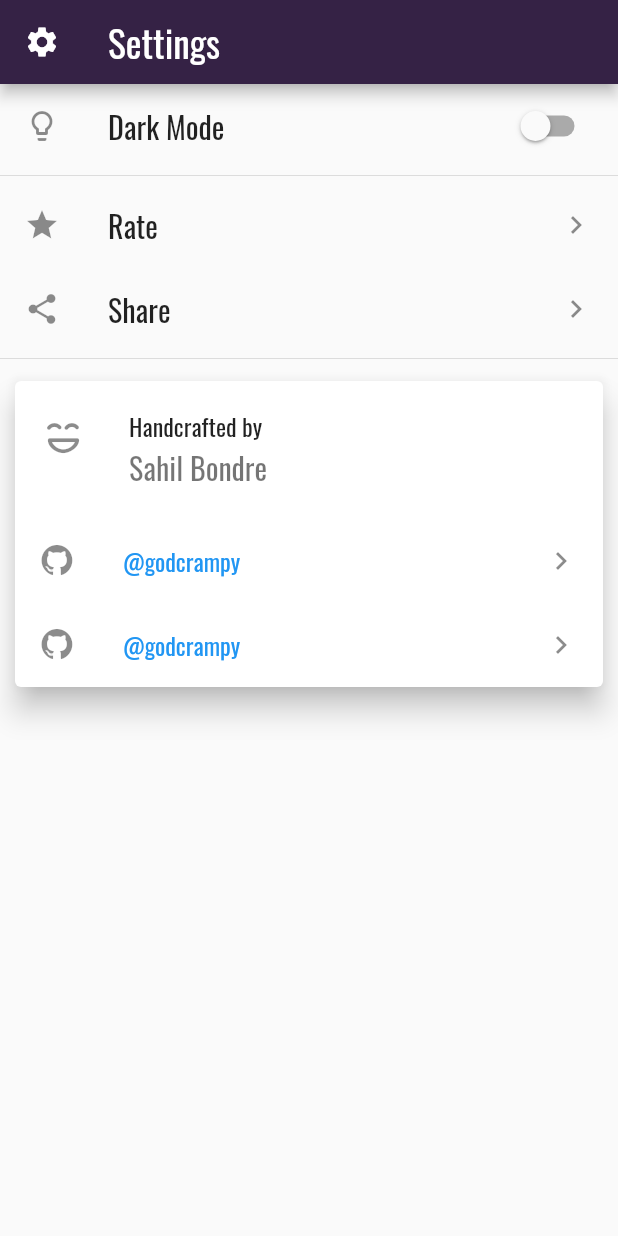
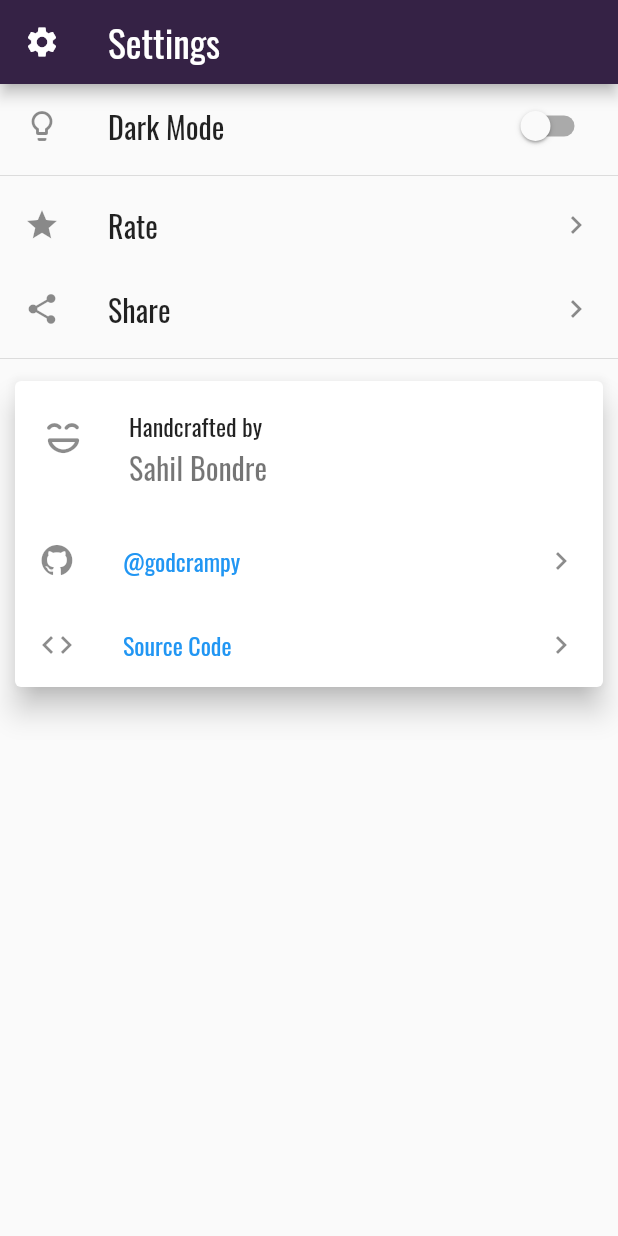
Before and after one commit to godcrampy/svnit-101, a Flutter app: the screen it shows after launch, after a tap on "Settings", on a phone screen of 412 x 824 dp. Run offline on Flutter 3.47's test engine with Material 2 defaults, Android fonts, the light colour scheme and no system bars; our stand-ins replace cloud_firestore, dynamic_theme, share; missing offline and left inert: launch_review; accounts and stored records are empty; network calls fail.

Commit message:
Fix minor ui issue

```diff
--- a/lib/pages/settings.dart
+++ b/lib/pages/settings.dart
@@ -116,8 +116,10 @@ class SettingsState extends State {
         child: Container(
             child: Column(children: [
           _buildMadeByCardTitle(),
-          _buildMadeByCardLinkTile("https://github.com/godcrampy"),
-          _buildMadeByCardLinkTile("https://github.com/godcrampy/svnit-101"),
+          _buildMadeByCardLinkTile("@godcrampy", "https://github.com/godcrampy",
+              Smile.github_circled_1),
+          _buildMadeByCardLinkTile("Source Code",
+              "https://github.com/godcrampy/svnit-101", Icons.code),
         ])));
   }
 
@@ -133,19 +135,19 @@ class SettingsState extends State {
     );
   }
 
-  Widget _buildMadeByCardLinkTile(String url) {
+  Widget _buildMadeByCardLinkTile(String title, String url, IconData icon) {
     return InkWell(
         onTap: () {
-          _launchURL("https://github.com/godcrampy");
+          _launchURL(url);
         },
         child: ListTile(
             leading: Container(
               padding: EdgeInsets.only(right: 12.0),
-              child: Icon(Smile.github_circled_1),
+              child: Icon(icon),
             ),
             trailing: Icon(Icons.keyboard_arrow_right),
             title: Text(
-              "@godcrampy",
+              title,
               style: TextStyle(
                 color: Colors.blue,
               ),
```
